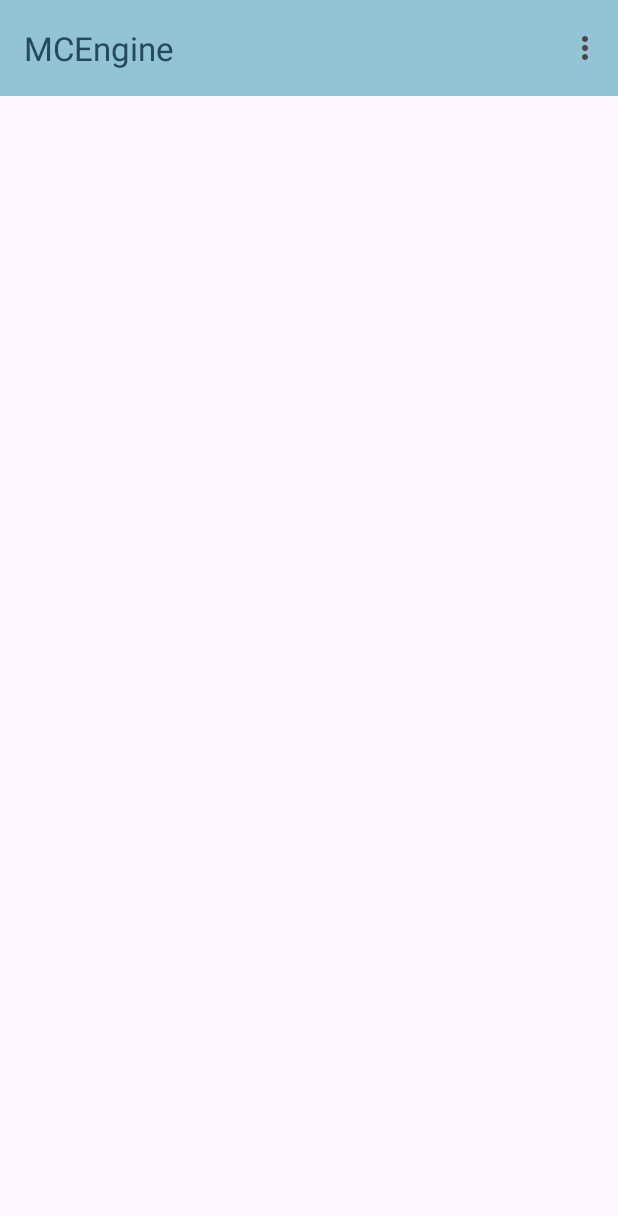
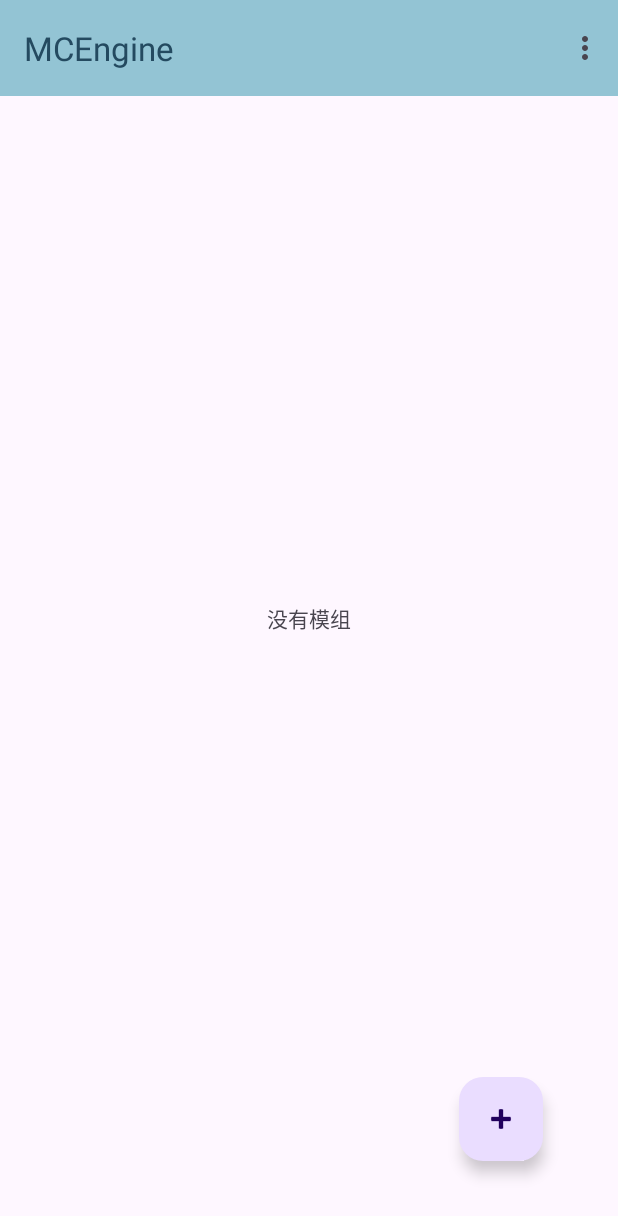
Before and after one commit to OneFeiFan/MCEngine, an Android app: the screen it shows after launch (MainActivity), on a phone screen of 412 x 824 dp. Shown: the top 1216 px of the screen. Run offline under Robolectric (Android 15) with nearby library versions, the phone set to English and light mode, and no system bars.

Commit message:
完善界面

```diff
--- a/app/build.gradle
+++ b/app/build.gradle
@@ -53,6 +53,7 @@ android {
             path 'src/main/jni/Android.mk'
         }
     }
+    ndkVersion '25.1.8937393'
 }
 
 dependencies {
--- a/app/src/main/AndroidManifest.xml
+++ b/app/src/main/AndroidManifest.xml
@@ -26,7 +26,10 @@
         android:theme="@style/Theme.MCEngine"
         tools:targetApi="31">
         <activity
-            android:name=".SetttingsActivity"
+            android:name=".AboutActivity"
+            android:exported="false" />
+        <activity
+            android:name=".SettingsActivity"
             android:exported="false"
             android:label="@string/title_activity_setttings"
             android:theme="@style/Theme.MCEngine" />
--- a/app/src/main/java/com/taolesi/mcengine/HookEngine.java
+++ b/app/src/main/java/com/taolesi/mcengine/HookEngine.java
@@ -41,6 +41,7 @@ public class HookEngine implements IXposedHookLoadPackage {
     public static String ExternalCacheDir;
 
     public native void setDL(String DLPath);
+    public native void runQuickJS(String js);
 
     public static native void define();
 
@@ -116,14 +117,15 @@ public class HookEngine implements IXposedHookLoadPackage {
         try {
             copyToEx(sourceDir, ExternalCacheDir + "/base.apk");
             unzip(ExternalCacheDir + "/base.apk", ExternalCacheDir + "/base");
-            QuickJS quickJS = QuickJS.createRuntimeWithEventQueue();
+            runQuickJS(JsonToObjTest1(ExternalCacheDir + "/base/assets/main.js"));
+            /*QuickJS quickJS = QuickJS.createRuntimeWithEventQueue();
             JSContext quickJS_context = quickJS.createContext();
             quickJS_context.addJavascriptInterface(this, "HookEngine");
             quickJS_context.addJavascriptInterface(new Examination(), "Examination");
             quickJS_context.addJavascriptInterface(new NativeItem(), "NativeItem");
             quickJS_context.executeScript(JsonToObjTest1(ExternalCacheDir + "/base/assets/main.js"), "main.js");
             quickJS_context.close();
-            quickJS.close();
+            quickJS.close();*/
         } catch (QuickJSScriptException e) {
             Toast(e.toString());
         }
--- a/app/src/main/java/com/taolesi/mcengine/NativeItem.java
+++ b/app/src/main/java/com/taolesi/mcengine/NativeItem.java
@@ -5,9 +5,5 @@ import android.webkit.JavascriptInterface;
 public class NativeItem {
     @JavascriptInterface
     public static native void createItem(String name, String icon, int index, boolean addToCategory, int type);
-    @JavascriptInterface
-    public static void createItems(String name, String icon, int index, boolean addToCategory, int type){
-        createItem(name, icon, index, addToCategory, type);
-    }
 }
 //new NC_Items("test", "apple", 0, true, CreativeItemCategory::Equipment);
--- a/app/src/main/res/layout/activity_main.xml
+++ b/app/src/main/res/layout/activity_main.xml
@@ -1,5 +1,5 @@
 <?xml version="1.0" encoding="utf-8"?>
-<androidx.coordinatorlayout.widget.CoordinatorLayout xmlns:android="http://schemas.android.com/apk/res/android"
+<RelativeLayout xmlns:android="http://schemas.android.com/apk/res/android"
     xmlns:app="http://schemas.android.com/apk/res-auto"
     xmlns:tools="http://schemas.android.com/tools"
     android:layout_width="match_parent"
@@ -12,16 +12,36 @@
         android:layout_height="wrap_content"
         android:fitsSystemWindows="true">
 
+    </com.google.android.material.appbar.AppBarLayout>
+
     <androidx.appcompat.widget.Toolbar
         android:id="@+id/toolbar"
         android:layout_width="match_parent"
         android:layout_height="?attr/actionBarSize"
         android:background="@color/toolbar"
+        app:layout_anchorGravity="top|center"
         app:menu="@menu/menu_main"
         app:title="@string/app_name"
-            app:titleTextColor="@color/txt"/>
+        app:titleTextColor="@color/txt" />
 
-    </com.google.android.material.appbar.AppBarLayout>
+    <TextView
+        android:id="@+id/textView"
+        android:layout_width="match_parent"
+        android:layout_height="match_parent"
+        android:gravity="center"
+        android:text="@string/nomods" />
+
+    <com.google.android.material.floatingactionbutton.FloatingActionButton
+        android:id="@+id/floatingActionButton2"
+        android:layout_width="70dp"
+        android:layout_height="wrap_content"
+        android:layout_alignParentEnd="true"
+        android:layout_alignParentBottom="true"
+        android:layout_marginEnd="50dp"
+        android:layout_marginBottom="50dp"
+        android:clickable="true"
+        app:srcCompat="@android:drawable/ic_input_add"
+        android:focusable="true" />
 
 
-</androidx.coordinatorlayout.widget.CoordinatorLayout>
+</RelativeLayout>
```
Also changed, not shown: app/src/main/java/com/taolesi/mcengine/AboutActivity.java (added, +23 -0 lines), app/src/main/java/com/taolesi/mcengine/MainActivity.java (+21 -13 lines), app/src/main/java/com/taolesi/mcengine/SettingsActivity.java (added, +16 -0 lines), app/src/main/res/layout/activity_about.xml (added, +48 -0 lines), app/src/main/res/layout/activity_settings.xml (added, +7 -0 lines), app/src/main/res/values/strings.xml (+2 -38 lines), 2 other files. Lines whose indentation alone changed are shown as unchanged.
